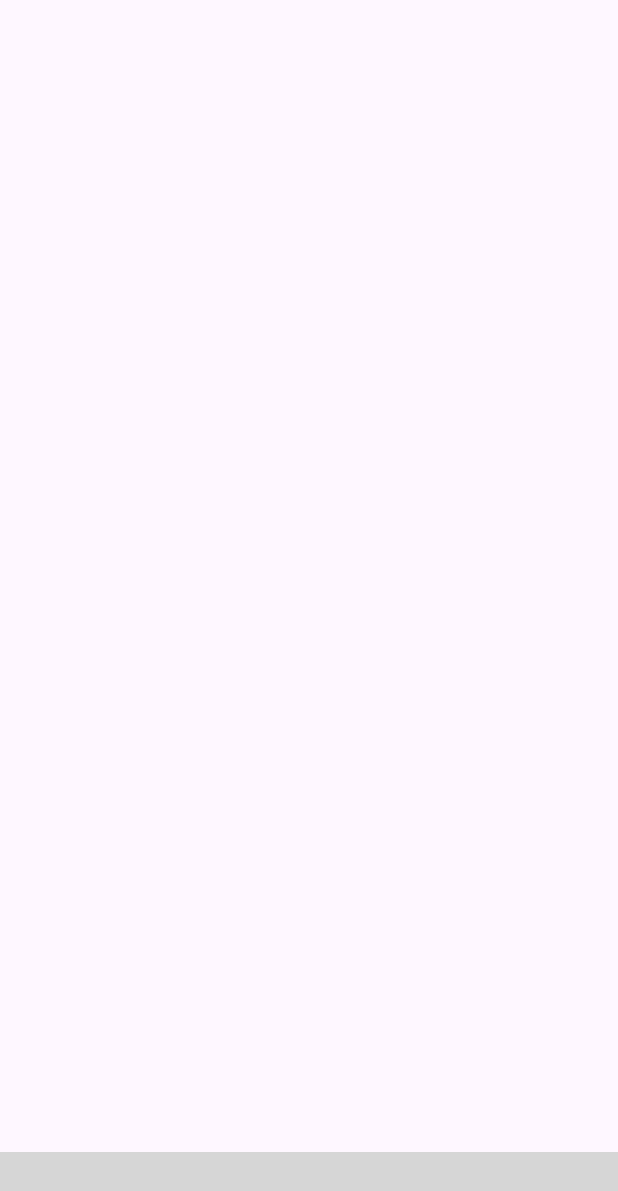
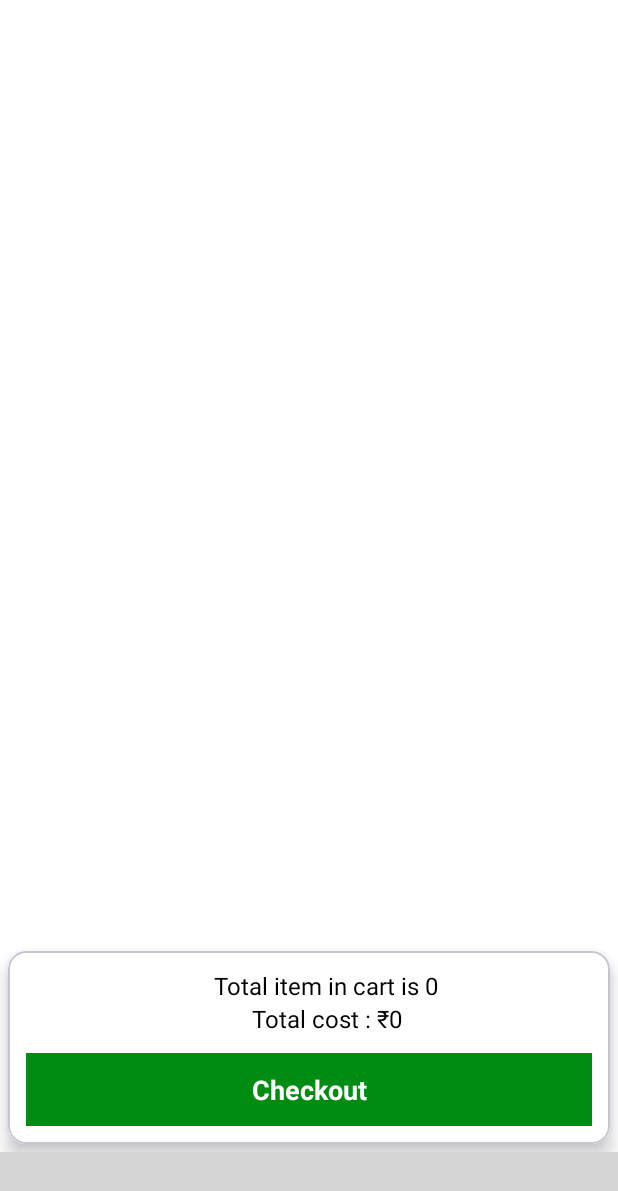
Before and after one commit to raj121276thakre/User-Ecommerce-App, an Android app: the CartFragment screen opened through its navigation route, on a phone screen of 412 x 824 dp. Shown: the top 1191 px of the screen. Run offline under Robolectric (Android 15) with nearby library versions, the phone set to English and light mode, and no system bars; our stand-ins replace Firebase (no records; nobody signed in at launch, a user with empty details on screens opened directly), Room's generated code; plain views replace SmoothBottomBar; 2 statements that could not run were skipped; grey boxes are pictures that could not be loaded.

Commit message:
3) CartFragment done

```diff
--- a/app/src/main/AndroidManifest.xml
+++ b/app/src/main/AndroidManifest.xml
@@ -14,6 +14,9 @@
         android:supportsRtl="true"
         android:theme="@style/Theme.UserEcommerce"
         tools:targetApi="31">
+        <activity
+            android:name=".activity.AddressActivity"
+            android:exported="false" />
         <activity
             android:name=".activity.ProductDetailsActivity"
             android:exported="false" />
--- a/app/src/main/java/com/app/userecommerce/adapter/CategoryProductAdapter.kt
+++ b/app/src/main/java/com/app/userecommerce/adapter/CategoryProductAdapter.kt
@@ -37,6 +37,7 @@ class CategoryProductAdapter(var context: Context, val list: ArrayList<AddProduc
         holder.binding.productNametxt.text = data.productName
         holder.binding.productSptxt.text = "₹" + data.productSp
 
+
         holder.itemView.setOnClickListener {
             val intent = Intent(context, ProductDetailsActivity::class.java)
             intent.putExtra("id",list[position].productId)
--- a/app/src/main/java/com/app/userecommerce/adapter/ProductAdapter.kt
+++ b/app/src/main/java/com/app/userecommerce/adapter/ProductAdapter.kt
@@ -37,6 +37,7 @@ class ProductAdapter(var context: Context, val list: ArrayList<AddProductModel>
         holder.binding.btnProductSp.text = "₹" + data.productSp
 
 
+
         holder.itemView.setOnClickListener {
             val intent = Intent(context, ProductDetailsActivity::class.java)
             intent.putExtra("id",list[position].productId)
--- a/app/src/main/java/com/app/userecommerce/fragment/CartFragment.kt
+++ b/app/src/main/java/com/app/userecommerce/fragment/CartFragment.kt
@@ -10,28 +10,34 @@ import android.view.ViewGroup
 import androidx.appcompat.app.AppCompatActivity
 import com.app.userecommerce.MainActivity
 import com.app.userecommerce.R
+import com.app.userecommerce.activity.AddressActivity
+import com.app.userecommerce.activity.CategoryActivity
 import com.app.userecommerce.adapter.CartAdapter
 import com.app.userecommerce.databinding.FragmentCartBinding
 import com.app.userecommerce.roomdb.AppDatabase
+import com.app.userecommerce.roomdb.ProductModel
 
 class CartFragment : Fragment() {
 
-private lateinit var binding: FragmentCartBinding
+    private lateinit var binding: FragmentCartBinding
     override fun onCreateView(
         inflater: LayoutInflater, container: ViewGroup?,
         savedInstanceState: Bundle?
     ): View? {
         binding = FragmentCartBinding.inflate(layoutInflater)
         // Inflate the layout for this fragment
-        val preference = requireContext().getSharedPreferences("info", AppCompatActivity.MODE_PRIVATE)
+        val preference =
+            requireContext().getSharedPreferences("info", AppCompatActivity.MODE_PRIVATE)
         val editor = preference.edit()
         editor.putBoolean("isCart", false)
         editor.apply()
 
         val dao = AppDatabase.getInstance(requireContext()).productDao()
 
-        dao.getAllProducts().observe(requireActivity()){
-            binding.cartRecycler.adapter = CartAdapter(requireContext(),it)
+        dao.getAllProducts().observe(requireActivity()) {
+            binding.cartRecycler.adapter = CartAdapter(requireContext(), it)
+
+            toatalCost(it)
         }
 
 
@@ -39,5 +45,26 @@ private lateinit var binding: FragmentCartBinding
         return binding.root
     }
 
+    private fun toatalCost(data: List<ProductModel>?) {
+        var total = 0
+        for (item in data!!) {
+            // Remove currency symbol before parsing to integer
+            val priceWithoutCurrency = item.productSp?.replace("₹", "")
+            total += priceWithoutCurrency?.toIntOrNull() ?: 0
+            //total += item.productSp!!.toInt()
+        }
+
+        binding.totalCartItemTV.text = "Total item in cart is ${data.size}"
+        binding.totalCartCostTV.text = "Total cost : ₹${total}"
+
+        binding.btnCheckOut.setOnClickListener {
+            val intent = Intent(context, AddressActivity::class.java)
+            intent.putExtra("totalCost",total)
+            startActivity(intent)
+        }
+
+
+    }
+
 
 }
--- a/app/src/main/res/layout/fragment_cart.xml
+++ b/app/src/main/res/layout/fragment_cart.xml
@@ -1,25 +1,79 @@
 <?xml version="1.0" encoding="utf-8"?>
-<FrameLayout xmlns:android="http://schemas.android.com/apk/res/android"
+<androidx.constraintlayout.widget.ConstraintLayout xmlns:android="http://schemas.android.com/apk/res/android"
+    xmlns:app="http://schemas.android.com/apk/res-auto"
     xmlns:tools="http://schemas.android.com/tools"
     android:layout_width="match_parent"
     android:layout_height="match_parent"
-    xmlns:app="http://schemas.android.com/apk/res-auto"
+    android:background="@color/white"
     tools:context=".fragment.CartFragment">
-
 
 
     <androidx.recyclerview.widget.RecyclerView
         android:id="@+id/cartRecycler"
         android:layout_width="match_parent"
-        android:layout_height="match_parent"
+        android:layout_height="0dp"
+        android:padding="3dp"
         tools:listitem="@layout/layout_cart_item"
+        android:layout_marginBottom="12dp"
         app:layoutManager="androidx.recyclerview.widget.LinearLayoutManager"
+        app:layout_constraintBottom_toTopOf="@+id/linear_layout2"
+        app:layout_constraintTop_toTopOf="parent" />
 
+    <com.google.android.material.card.MaterialCardView
+        android:id="@+id/linear_layout2"
+        android:layout_width="match_parent"
+        android:layout_height="wrap_content"
+        app:cardElevation="7dp"
+        app:cardCornerRadius="12dp"
+        android:layout_margin="5dp"
         app:layout_constraintBottom_toBottomOf="parent"
         app:layout_constraintEnd_toEndOf="parent"
-        app:layout_constraintStart_toStartOf="parent"
-        app:layout_constraintTop_toTopOf="parent"
-        />
+        app:layout_constraintStart_toStartOf="parent">
+
+        <LinearLayout
+            android:layout_width="match_parent"
+            android:layout_height="wrap_content"
+            android:gravity="center"
+            android:padding="12dp"
+            android:background="@color/white"
+            android:orientation="vertical">
+
+            <TextView
+                android:id="@+id/totalCartItemTV"
+                android:layout_width="wrap_content"
+                android:layout_height="wrap_content"
+                android:layout_marginStart="12dp"
+                android:text="Total item in cart is 10"
+                android:textColor="@color/black"
+                android:textSize="16sp" />
+
+            <TextView
+                android:id="@+id/totalCartCostTV"
+                android:layout_width="wrap_content"
+                android:layout_height="wrap_content"
+                android:layout_marginStart="12dp"
+                android:text="Total cost : 2000"
+                android:textColor="@color/black"
+                android:textSize="16sp" />
+
+            <TextView
+                android:id="@+id/btnCheckOut"
+                android:layout_width="match_parent"
+                android:layout_height="wrap_content"
+                android:text="Checkout"
+                android:textColor="@color/white"
+                android:textSize="18sp"
+                android:textAllCaps="false"
+                android:layout_marginTop="12dp"
+                android:background="@color/green"
+                android:padding="12dp"
+                android:textStyle="bold"
+                android:gravity="center"
+                />
+
+        </LinearLayout>
+
+    </com.google.android.material.card.MaterialCardView>
 
 
-</FrameLayout>
+</androidx.constraintlayout.widget.ConstraintLayout>
```
Also changed, not shown: app/src/main/java/com/app/userecommerce/activity/AddressActivity.kt (added, +14 -0 lines), app/src/main/java/com/app/userecommerce/adapter/CartAdapter.kt (+34 -2 lines), app/src/main/res/layout/activity_address.xml (added, +9 -0 lines), app/src/main/res/layout/layout_cart_item.xml (+13 -2 lines).
